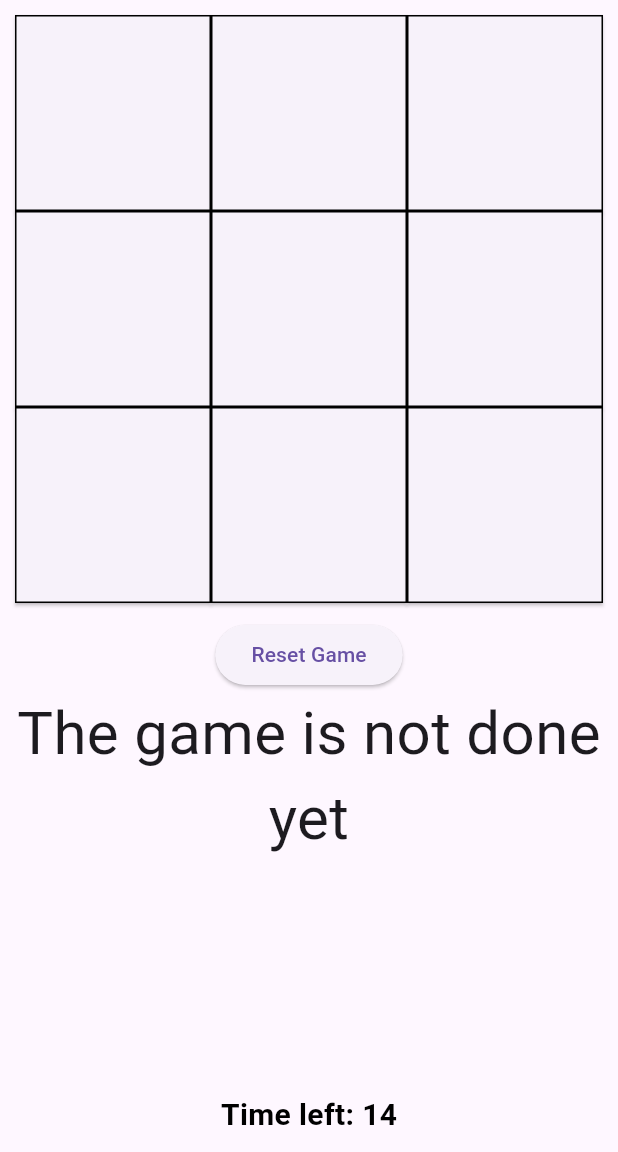
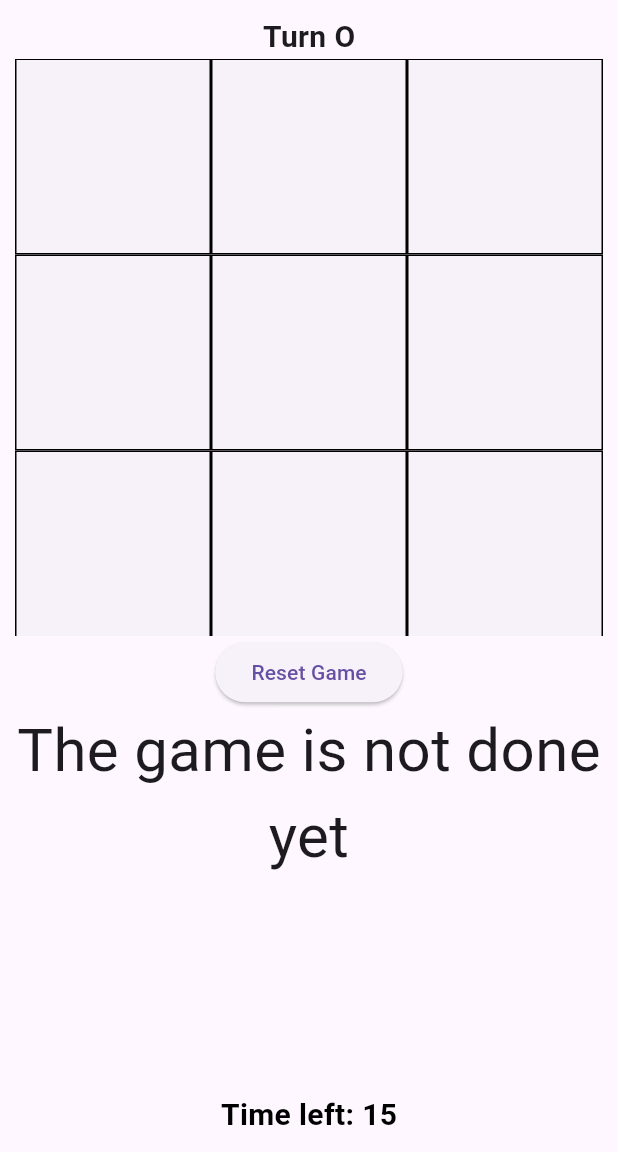
Before and after one commit to saianirudh-t/tictactoe, a Flutter app: the screen it shows after launch, after a tap on "Reset Game", on a phone screen of 412 x 824 dp, the part 84-1236 px from its top. Run offline on Flutter 3.47's test engine with Material 3 defaults, Android fonts, the phone set to English and light mode, and no system bars.

Commit message:
turn display added

```diff
--- a/lib/main.dart
+++ b/lib/main.dart
@@ -37,6 +37,8 @@ String checkwinner() {
   }
   return "no winner";
 }
+
+bool firstmove = display.every((ele) => ele == '');
 
 class Game extends StatefulWidget {
   const Game({super.key});
@@ -78,6 +80,10 @@ class _GameState extends State<Game> {
             mainAxisAlignment: MainAxisAlignment.center,
             crossAxisAlignment: CrossAxisAlignment.center,
             children: [
+              Text(
+                "Turn ${oTurn ? "O" : "X"}",
+                style: TextStyle(fontSize: 20, fontWeight: FontWeight.bold),
+              ),
               Expanded(
                 flex: 3,
                 child: GridView.builder(
@@ -96,6 +102,12 @@ class _GameState extends State<Game> {
                       onPressed: (display[index] == '' && result == "no winner")
                           ? () {
                               setState(() {
+                                bool firstmove = display.every(
+                                  (ele) => ele == '',
+                                );
+                                if (firstmove) {
+                                  startMoveTimer();
+                                }
                                 display[index] = oTurn ? "O" : "X";
                                 oTurn = !oTurn;
                                 result =
@@ -127,16 +139,21 @@ class _GameState extends State<Game> {
               ElevatedButton(
                 onPressed: () {
                   setState(() {
+                    // 1. Stop the current timer completely
+                    timer?.cancel();
+                    // 2. Clear the board and reset state
                     display = List.filled(9, '');
+                    result = "no winner";
                     winner = "The game is not done yet";
-                    result =
-                        "no winner"; // Reset to the string expected by checkwinner
                     oTurn = true;
-                    startMoveTimer(); // Restart your countdown
+                    remainingSeconds = 15; // Reset visual clock to default
+                    // 3. Reset your 'firstmove' flag
+                    firstmove = true;
                   });
                 },
                 child: Text(result == "no winner" ? "Reset Game" : "New Game"),
               ),
+
               Expanded(
                 flex: 2,
                 child: Text(
```
